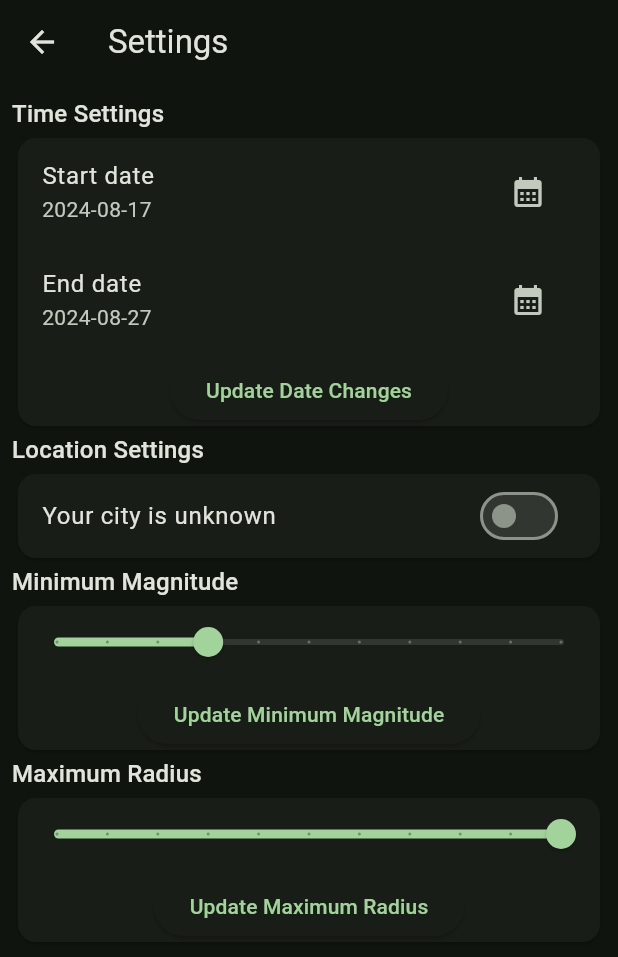
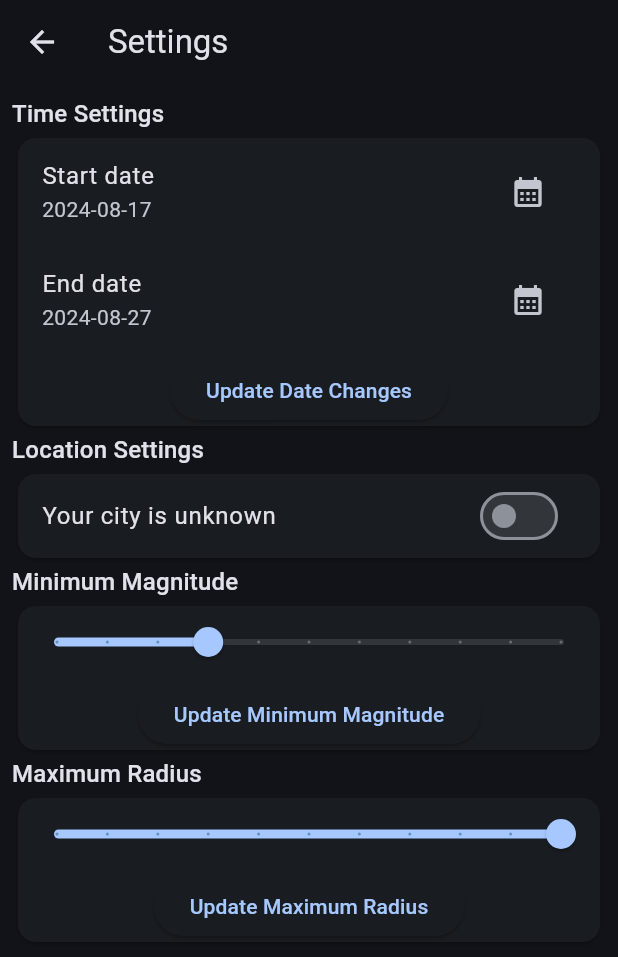
Before and after one commit to Samaara-Das/Earthquake-App, a Flutter app: the screen it shows after launch, after a tap on the "settings" icon, on a phone screen of 412 x 824 dp. Shown: the top 957 px of the screen. Run offline on Flutter 3.47's test engine with Material 3 defaults, Android fonts, the phone set to English and light mode, and no system bars; our stand-ins replace flutter_easyloading, geocoding, geolocator, google_maps_flutter; network calls fail.

Commit message:
Made the UI better
Added a line to seperate the List Tiles and changed seed color

```diff
--- a/lib/main.dart
+++ b/lib/main.dart
@@ -20,7 +20,7 @@ class MyApp extends StatelessWidget {
       debugShowCheckedModeBanner: false,
       title: 'Flutter Demo',
       theme: ThemeData(
-        colorScheme: ColorScheme.fromSeed(seedColor: Colors.green, brightness: Brightness.dark),
+        colorScheme: ColorScheme.fromSeed(seedColor: Colors.blue.shade700, brightness: Brightness.dark),
         useMaterial3: true,
       ),
       builder: EasyLoading.init(),
--- a/lib/pages/home_page.dart
+++ b/lib/pages/home_page.dart
@@ -39,7 +39,10 @@ class _HomePageState extends State<HomePage> {
         builder: (context, provider, child) => provider.hasDataLoaded ?
           provider.earthquakeModel!.features!.isEmpty ?
           const Center(child: Text('No records found')) :
-          ListView.builder(
+          Padding(
+            padding: const EdgeInsets.all(14),
+            child: ListView.separated(
+              separatorBuilder: (context, index) => const Divider(height: 1),
               itemCount: provider.earthquakeModel!.features!.length,
               itemBuilder: (context, index) {
                 final data = provider.earthquakeModel!.features![index].properties;
@@ -51,6 +54,7 @@ class _HomePageState extends State<HomePage> {
                 return ListTile(
                   title: Text(title),
                   subtitle: Text(getFormattedDateTime(data.time!, 'EEE MMM dd yyyy hh:mm a')),
+                  contentPadding: EdgeInsets.zero,
                   trailing: Chip(
                     avatar: data.alert == null ? null : CircleAvatar(backgroundColor: provider.getAlertColor(data.alert!)),
                     label: Text('${data.mag}')
@@ -60,6 +64,7 @@ class _HomePageState extends State<HomePage> {
                   }
                 );
               }
+            ),
           )
           : const Center(child: Text('Please wait...'))
       )
```
Lines whose indentation alone changed are shown as unchanged.
